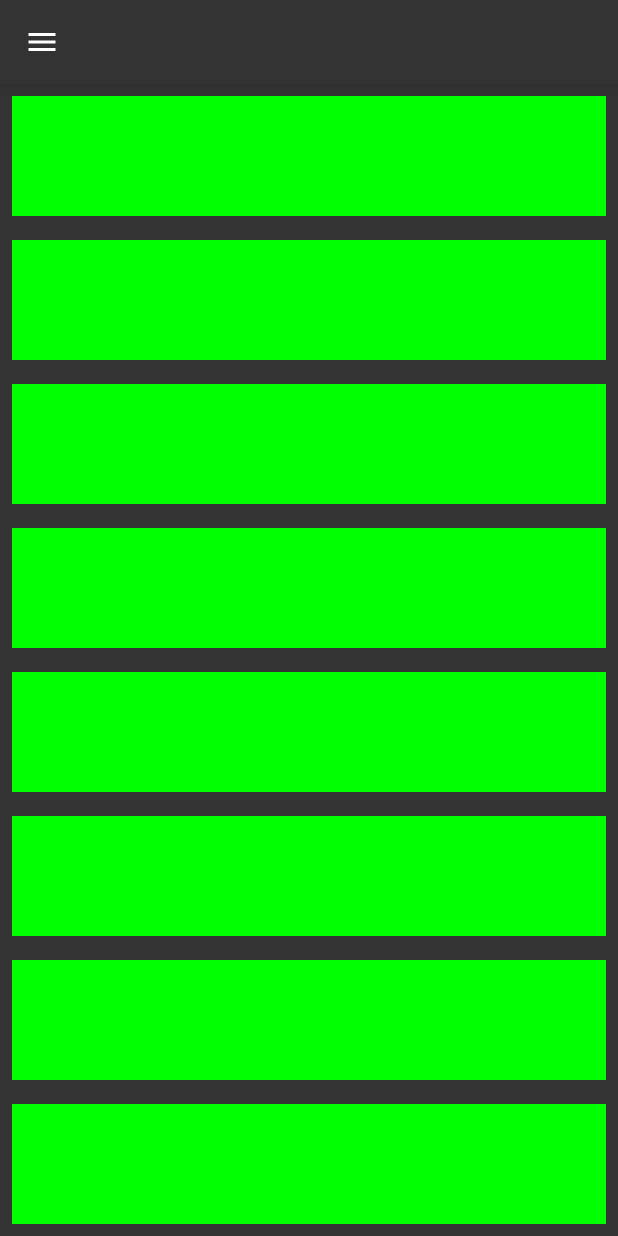
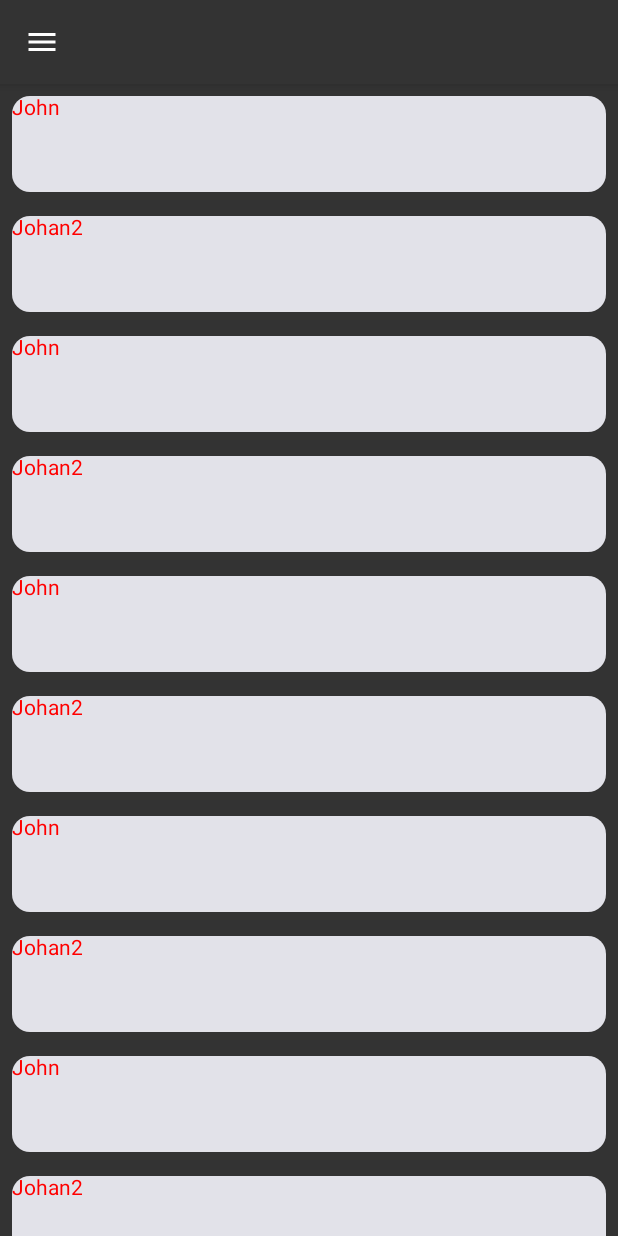
Before and after one commit to Moor1690/forsamsung012, an Android app built with Jetpack Compose: the screen it shows after launch (MainActivity), on a phone screen of 412 x 824 dp. Run offline under Robolectric (Android 15) with nearby library versions, the phone set to English and light mode, and no system bars; our stand-ins replace accompanist; libraries missing offline, so code that uses them is left out: com.google.accompanist.navigation.

Commit message:
added SwipeToDismiss (test)

```diff
--- a/app/src/main/java/com/example/forsamsung012/screens/ListScreen.kt
+++ b/app/src/main/java/com/example/forsamsung012/screens/ListScreen.kt
@@ -3,6 +3,9 @@ package com.example.forsamsung012.screens
 import android.annotation.SuppressLint
 import android.content.ClipData.Item
 import android.content.Context
+import androidx.compose.animation.animateColorAsState
+import androidx.compose.animation.core.animateFloatAsState
+import androidx.compose.foundation.lazy.*
 import androidx.compose.foundation.Image
 import androidx.compose.foundation.background
 import androidx.compose.foundation.gestures.Orientation
@@ -21,14 +24,19 @@ import androidx.compose.foundation.magnifier
 import androidx.compose.foundation.shape.CornerSize
 import androidx.compose.foundation.shape.RoundedCornerShape
 import androidx.compose.material.BottomAppBar
+import androidx.compose.material.DismissDirection
+import androidx.compose.material.DismissValue
 import androidx.compose.material.ExperimentalMaterialApi
 import androidx.compose.material.FractionalThreshold
+import androidx.compose.material.Icon
 import androidx.compose.material.Scaffold
 import androidx.compose.material.SnackbarDefaults.backgroundColor
+import androidx.compose.material.SwipeToDismiss
 import androidx.compose.material.Text
 import androidx.compose.material.TopAppBar
 import androidx.compose.material.icons.Icons
 import androidx.compose.material.icons.filled.Add
+import androidx.compose.material.icons.filled.Delete
 import androidx.compose.material.rememberScaffoldState
 import androidx.compose.material.rememberSwipeableState
 import androidx.compose.material.swipeable
@@ -40,6 +48,7 @@ import androidx.compose.runtime.Composable
 import androidx.compose.runtime.mutableStateOf
 import androidx.compose.runtime.remember
 import androidx.compose.runtime.rememberCoroutineScope
+import androidx.compose.ui.Alignment
 import androidx.compose.ui.Modifier
 import androidx.compose.ui.draw.clip
 import androidx.compose.ui.graphics.Color
@@ -52,16 +61,63 @@ import com.example.forsamsung012.bar.MyAppBar
 import kotlinx.coroutines.launch
 import kotlin.math.roundToInt
 
+
+import androidx.compose.material.SwipeToDismiss
+import androidx.compose.material.icons.filled.Done
+import androidx.compose.material.rememberDismissState
+import androidx.compose.runtime.getValue
+import androidx.compose.runtime.rememberUpdatedState
+import androidx.compose.ui.draw.scale
+
 @SuppressLint("UnusedMaterial3ScaffoldPaddingParameter", "UnusedMaterialScaffoldPaddingParameter")
 @OptIn(ExperimentalMaterial3Api::class, ExperimentalMaterialApi::class)
 @Composable
 fun ListScreen(navController: NavHostController, context: Context) {
+
+    data class User(var name: String = "", var age: Int = 0){
+
+    }
+
     val password = remember { mutableStateOf("") }
     //Text(text = "List Screen")
     val scaffoldState = rememberScaffoldState()
     val scope = rememberCoroutineScope()
     val swipeableState = rememberSwipeableState(initialValue = 0)
+    val person1 = User("John")
+    val person2 = User("Johan2")
+    person1.age = 10
+    person2.age = 20
 
+    var itemsList = mutableListOf<User>()
+    var itemsList2 = mutableListOf<String>()
+    itemsList2.add("asdasd")
+    itemsList2.add("qe")
+    itemsList2.add("asasadsddasd")
+    itemsList2.add("asdqweasd")
+    itemsList2.add("asdasdxazasd")
+    itemsList2.add("asdaasdqg2334sd")
+    itemsList2.add("as12335dasd")
+    itemsList2.add("asdasd")
+    itemsList2.add("qe")
+    itemsList2.add("asasadsddasd")
+    itemsList2.add("asdqweasd")
+    itemsList2.add("asdasdxazasd")
+    itemsList2.add("asdaasdqg2334sd")
+    itemsList2.add("as12335dasd")
+    itemsList.add(person1)
+    itemsList.add(person2)
+    itemsList.add(person1)
+    itemsList.add(person2)
+    itemsList.add(person1)
+    itemsList.add(person2)
+    itemsList.add(person1)
+    itemsList.add(person2)
+    itemsList.add(person1)
+    itemsList.add(person2)
+    itemsList.add(person1)
+    itemsList.add(person2)
+
+    //itemsList2[1].
 
     Scaffold(
         Modifier.background(color = Color.Red),
@@ -84,47 +140,77 @@ fun ListScreen(navController: NavHostController, context: Context) {
             Text(text = "text3")
         }
     ) {
-    LazyColumn{
-        items(15){
+
+        LazyColumn {
+            items(itemsList) { item ->
+                //val currentItem by rememberUpdatedState(item)
+                val dismissState = rememberDismissState(
+                    confirmStateChange = {
+                        if (it == DismissValue.DismissedToEnd){
+                            //todo
+                        }
+                        else if (it == DismissValue.DismissedToStart){
+                            //todo
+                        }
+                        true
+                    }
+                )
+
+                SwipeToDismiss(state = dismissState,
+                    directions = setOf(DismissDirection.StartToEnd,
+                        DismissDirection.EndToStart),
+                        background = {
+                            val direction = dismissState.dismissDirection ?: return@SwipeToDismiss
+                            val color by animateColorAsState(targetValue = when(dismissState.targetValue){
+                                DismissValue.Default -> Color.LightGray
+                                DismissValue.DismissedToEnd -> Color.Green
+                                DismissValue.DismissedToStart -> Color.Red
+                            })
+
+                            val icon = when(direction){
+                                DismissDirection.EndToStart -> Icons.Default.Done
+                                DismissDirection.StartToEnd -> Icons.Default.Delete
+                            }
+
+                            val scale by animateFloatAsState(targetValue = if (dismissState.targetValue == DismissValue.Default) 0.8f else 1.2f)
+
+                            val alignment = when(direction){
+                                DismissDirection.EndToStart -> Alignment.CenterEnd
+                                DismissDirection.StartToEnd -> Alignment.CenterStart
+                            }
+
+                            Box(modifier = Modifier
+                                .fillMaxSize()
+                                .background(color)
+                                .padding(12.dp),
+                                contentAlignment = alignment) {
+                                Icon(icon, contentDescription = "icon", modifier = Modifier.scale(scale))
+                            }
+                        },
+                        dismissContent = {
+                            Card(modifier = Modifier
+                                .fillMaxWidth()
+                                .heightIn(80.dp)
+                                .padding(8.dp)) {
+                            Text(text = item.name)
+                            }
+                        }
+                )
+
+
+
+            }
+        }
+
+
+        /*LazyColumn{
+            items(items = itemsList){
+                item ->
                 Box(
                     modifier = Modifier
                         .clip(shape = RoundedCornerShape(10.dp))
                         .padding(8.dp)
-                    .background(Color.Red)
-                    .fillMaxWidth()
-                    .heightIn(80.dp)
-                    .swipeable(
-                        state = swipeableState,
-                        anchors = mapOf(
-                            0f to 0,
-                            -dpToPX(context = context, dpValue = 100f) to 1,
-                            dpToPX(context = context, dpValue = 100f) to 2
-                        ),
-                        thresholds = { _, _ -> FractionalThreshold(0.3f) },
-                        orientation = Orientation.Horizontal
-                    )
-            ) {
-                Button(onClick = { /*TODO*/ }) {
-                    Text(text = "btn")
-                }
-                Box(modifier = Modifier
-                    .offset {
-                        IntOffset(swipeableState.offset.value.roundToInt(), 0)
-                    }
-                    //.clip(shape = RoundedCornerShape(10.dp))
-                    .fillMaxWidth()
-                    .heightIn(80.dp)
-                    .background(Color.Green)
-                )
-            }
-        }
-    }
-    /*Column{
-            Box(
-                modifier = Modifier
-                    .clip(shape = RoundedCornerShape(10.dp))
-                    .padding(8.dp)
-                    .background(Color.Red)
+                        //.background(Color.Red)
                         .fillMaxWidth()
                         .heightIn(80.dp)
                         .swipeable(
@@ -149,38 +235,16 @@ fun ListScreen(navController: NavHostController, context: Context) {
                     .fillMaxWidth()
                     .heightIn(80.dp)
                     .background(Color.Green)
-                )
+                ){
+                    //Text(text = item.toString())
+                    Text(text = item.name)
+                    //Text(text = "mytext$it")
+                }
+            }
         }
     }*/
 
-
     }
-
-    /*Box(
-            modifier = Modifier
-                .background(Color.Red)
-                .fillMaxWidth()
-                .heightIn(80.dp)
-                .swipeable(
-                    state = swipeableState,
-                    anchors = mapOf(
-                        0f to 0,
-                        -dpToPX(context = context, dpValue = 100f) to 1,
-                        dpToPX(context = context, dpValue = 100f) to 2
-                    ),
-                    thresholds = { _, _ -> FractionalThreshold(0.3f) },
-                    orientation = Orientation.Horizontal
-                )
-    ) {
-        Box(modifier = Modifier
-            .offset {
-                IntOffset(swipeableState.offset.value.roundToInt(), 0)
-            }
-            .fillMaxWidth()
-            .heightIn(80.dp)
-            .background(Color.Green)
-        )
-    }*/
 
 }
 
```
Lines whose indentation alone changed are shown as unchanged.
